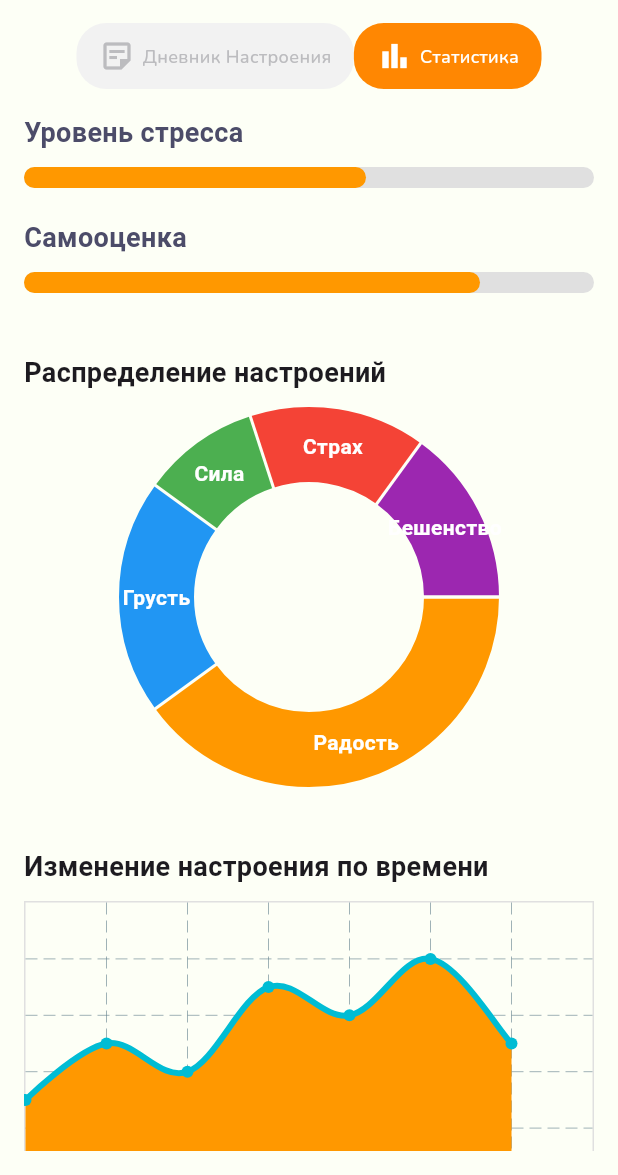
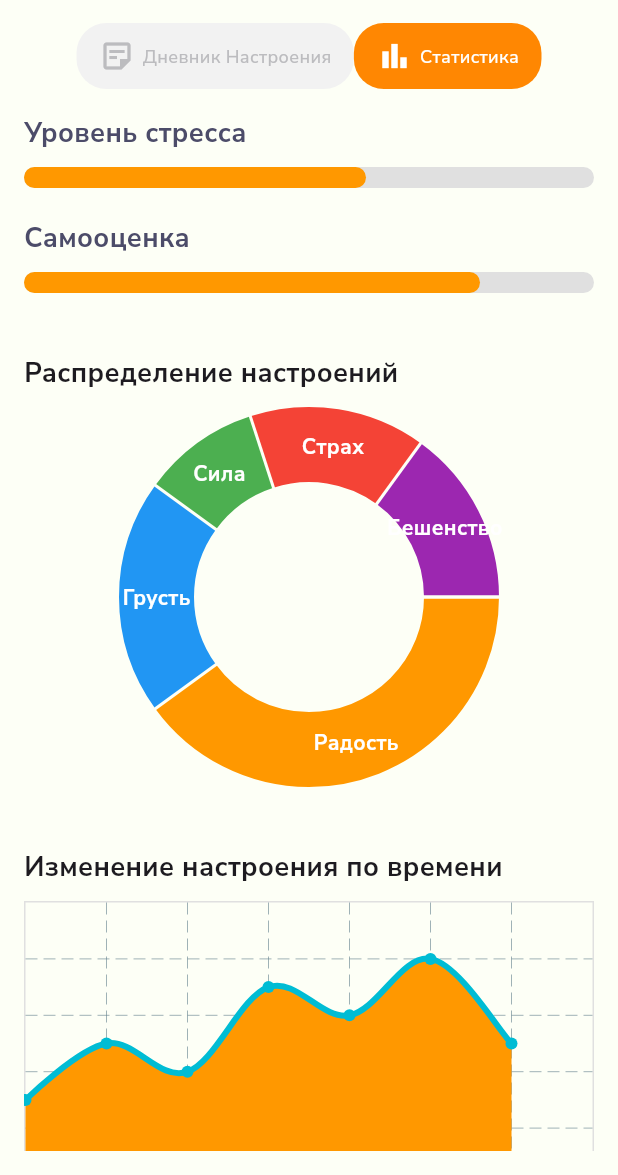
Before and after one commit to Toktarla/test_task, a Flutter app: the screen it shows after launch, after a tap on "Статистика", on a phone screen of 412 x 824 dp, the part 61-1236 px from its top. Run offline on Flutter 3.47's test engine with Material 3 defaults, Android fonts, the phone set to English and light mode, and no system bars; drawn by our look-alikes of fl_chart, percent_indicator; our stand-ins replace google_fonts.

Commit message:
Prevent rebuilds in TextStyle

```diff
--- a/lib/config/theme.dart
+++ b/lib/config/theme.dart
@@ -6,7 +6,7 @@ import 'app_colors.dart';
 
 // Не стал делать, так как неудобно дебажить (-hot reload)
 var theme = ThemeData(
-  textTheme: TextTheme(),
+  textTheme: GoogleFonts.nunitoSansTextTheme(),
   appBarTheme: AppBarTheme(
     backgroundColor: AppColors.backgroundColor,
     titleTextStyle: GoogleFonts.nunito(
--- a/lib/views/mood/mood_diary_page.dart
+++ b/lib/views/mood/mood_diary_page.dart
@@ -43,7 +43,7 @@ class _MoodDiaryPageState extends State<MoodDiaryPage> {
         children: [
           Text(
             "Что чувствуешь?",
-            style: GoogleFonts.nunito(
+            style: const TextStyle(
               fontSize: 16,
               fontWeight: FontWeight.w800,
               color: AppColors.blackColor,
@@ -107,7 +107,7 @@ class _MoodDiaryPageState extends State<MoodDiaryPage> {
             setState(() => selfEsteem = value);
           }, isDisabled: !isMoodSelected),
           const SizedBox(height: 20),
-          Text("Заметки", style: GoogleFonts.nunito(fontSize: 16, fontWeight: FontWeight.w800, color: AppColors.blackColor),),
+          Text("Заметки", style: const TextStyle(fontSize: 16, fontWeight: FontWeight.w800, color: AppColors.blackColor),),
           const SizedBox(height: 10),
           DecoratedBox(
             decoration: BoxDecoration(
@@ -164,7 +164,7 @@ class _MoodDiaryPageState extends State<MoodDiaryPage> {
       children: [
         Text(
           title,
-          style: GoogleFonts.nunito(
+          style: const TextStyle(
             fontSize: 16,
             fontWeight: FontWeight.bold,
             color: AppColors.blackColor,
--- a/lib/views/my_home_page.dart
+++ b/lib/views/my_home_page.dart
@@ -23,7 +23,7 @@ class MyHomePage extends StatelessWidget {
       appBar: AppBar(
         title: Text(
           DateFormatHelper.getCurrentDateInRussian(),
-          style: GoogleFonts.nunito(
+          style: const TextStyle(
             color: AppColors.greyColor,
             fontWeight: FontWeight.bold,
             fontSize: 18,
--- a/lib/widgets/custom_tab_bar.dart
+++ b/lib/widgets/custom_tab_bar.dart
@@ -39,7 +39,7 @@ class CustomTabBar extends StatelessWidget {
             const SizedBox(width: 5),
             Text(
               text,
-              style: GoogleFonts.nunito(
+              style: const TextStyle(
                 color: isSelected ? Colors.white : AppColors.greyColor,
                 fontSize: 12,
                 fontWeight: FontWeight.w500
--- a/lib/widgets/feeling_button.dart
+++ b/lib/widgets/feeling_button.dart
@@ -27,7 +27,7 @@ class FeelingButton extends StatelessWidget {
         ),
         child: Text(
           text,
-          style: GoogleFonts.nunito(
+          style: const TextStyle(
             fontSize: 12,
             color: isSelected ? Colors.white : AppColors.blackColor,
             fontWeight: FontWeight.w600
--- a/lib/widgets/save_button.dart
+++ b/lib/widgets/save_button.dart
@@ -22,7 +22,7 @@ class SaveButton extends StatelessWidget {
           ),
           child: Text(
             "Сохранить",
-            style: GoogleFonts.nunito(
+            style: const TextStyle(
               color: Colors.white,
               fontSize: 22,
               fontWeight: FontWeight.w400,
--- a/lib/widgets/slider_section.dart
+++ b/lib/widgets/slider_section.dart
@@ -37,7 +37,7 @@ class SliderSection extends StatelessWidget {
               Row(
                 mainAxisAlignment: MainAxisAlignment.spaceBetween,
                 children: List.generate(6, (index) => Text("|",
-                    style: GoogleFonts.nunito(fontSize: 18, color: AppColors.greyColor, fontWeight: FontWeight.bold),
+                    style: const TextStyle(fontSize: 18, color: AppColors.greyColor, fontWeight: FontWeight.bold),
                   ),
                 ),
               ),
@@ -63,7 +63,7 @@ class SliderSection extends StatelessWidget {
                     padding: const EdgeInsets.only(left: 12.0, bottom: 8.0),
                     child: Text(
                       minText,
-                      style: GoogleFonts.nunito(fontSize: 14, color: AppColors.blueColor),
+                      style: const TextStyle(fontSize: 14, color: AppColors.blueColor),
                     ),
                   ),
                   Spacer(),
@@ -71,7 +71,7 @@ class SliderSection extends StatelessWidget {
                     padding: const EdgeInsets.only(right: 12.0, bottom: 8.0),
                     child: Text(
                       maxText,
-                      style: GoogleFonts.nunito(fontSize: 14, color: AppColors.blueColor),
+                      style: const TextStyle(fontSize: 14, color: AppColors.blueColor),
                     ),
                   ),
                 ],
```
Also changed, not shown: lib/views/mood/calendar_page.dart (+11 -11 lines), lib/views/mood/year_picker_page.dart (+4 -4 lines), 1 other file.
